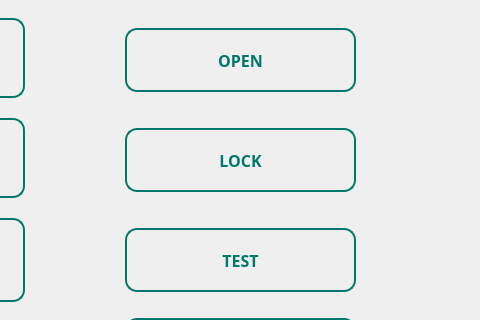
This is app/ui/MENU_SE.ui in DuongCa-204/SMART-LOCKER as Qt 5 draws it before an edit; both pictures show x 455 to 935 and y 102 to 422 of the 1024 by 600 pixel window. The edited form follows.
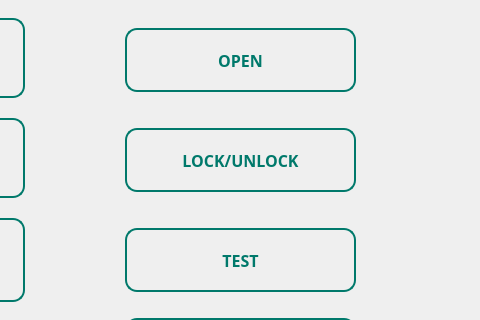
This is the edited form.

```diff
--- a/app/ui/MENU_SE.ui
+++ b/app/ui/MENU_SE.ui
@@ -664,7 +664,7 @@
 }</string>
     </property>
     <property name="text">
-     <string>LOCK</string>
+     <string>LOCK/UNLOCK</string>
     </property>
    </widget>
    <widget class="QPushButton" name="test">
```
